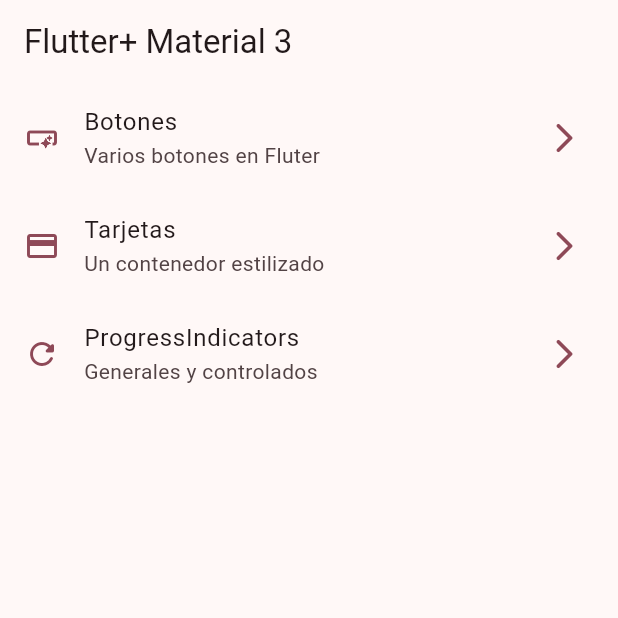
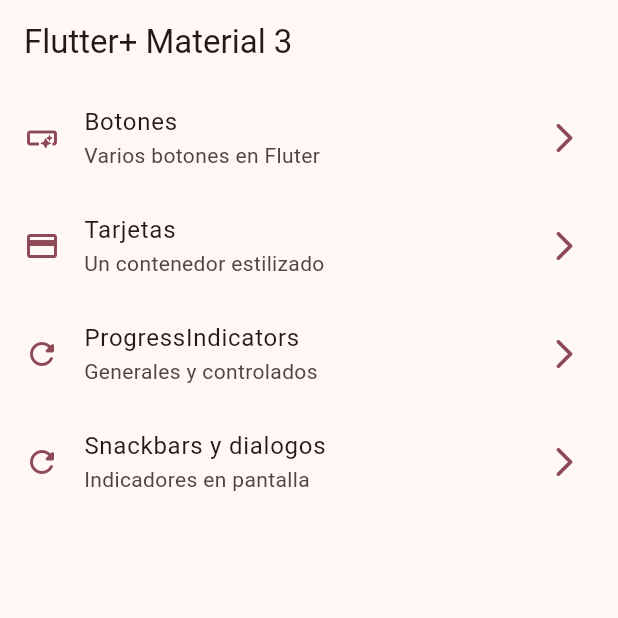
Before and after one commit to drakkomaximo/widget_app, a Flutter app: the screen it shows after launch, on a phone screen of 412 x 824 dp, the top half of it. Run offline on Flutter 3.47's test engine with Material 2 defaults, Android fonts, the phone set to English and light mode, and no system bars; our stand-ins replace go_router.

Commit message:
Snackbars dialogs finished

```diff
--- a/lib/config/menu/menu_items.dart
+++ b/lib/config/menu/menu_items.dart
@@ -29,4 +29,9 @@ const appMenuItems = <MenuItem>[
       link: '/progress',
       subtitle: 'Generales y controlados',
       title: 'ProgressIndicators'),
+  MenuItem(
+      icon: Icons.refresh_rounded,
+      link: '/snackbars',
+      subtitle: 'Indicadores en pantalla',
+      title: 'Snackbars y dialogos'),
 ];
--- a/lib/config/router/app_router.dart
+++ b/lib/config/router/app_router.dart
@@ -25,5 +25,10 @@ final appRouter = GoRouter(
       name: ProgressScreen.name,
       builder: (context, state) => const ProgressScreen(),
     ),
+    GoRoute(
+      path: '/snackbars',
+      name: SnackbarScreen.name,
+      builder: (context, state) => const SnackbarScreen(),
+    ),
   ],
 );
--- a/lib/main.dart
+++ b/lib/main.dart
@@ -12,6 +12,7 @@ class MainApp extends StatelessWidget {
   @override
   Widget build(BuildContext context) {
     return MaterialApp.router(
+      title: 'Flutter Widgets',
       routerConfig: appRouter,
       debugShowCheckedModeBanner: false,
       theme: AppTheme(selectedColor: 7).getTheme(),
```
Also changed, not shown: lib/presentation/screens/snackbar/snackbar_screen.dart (+56 -2 lines).
